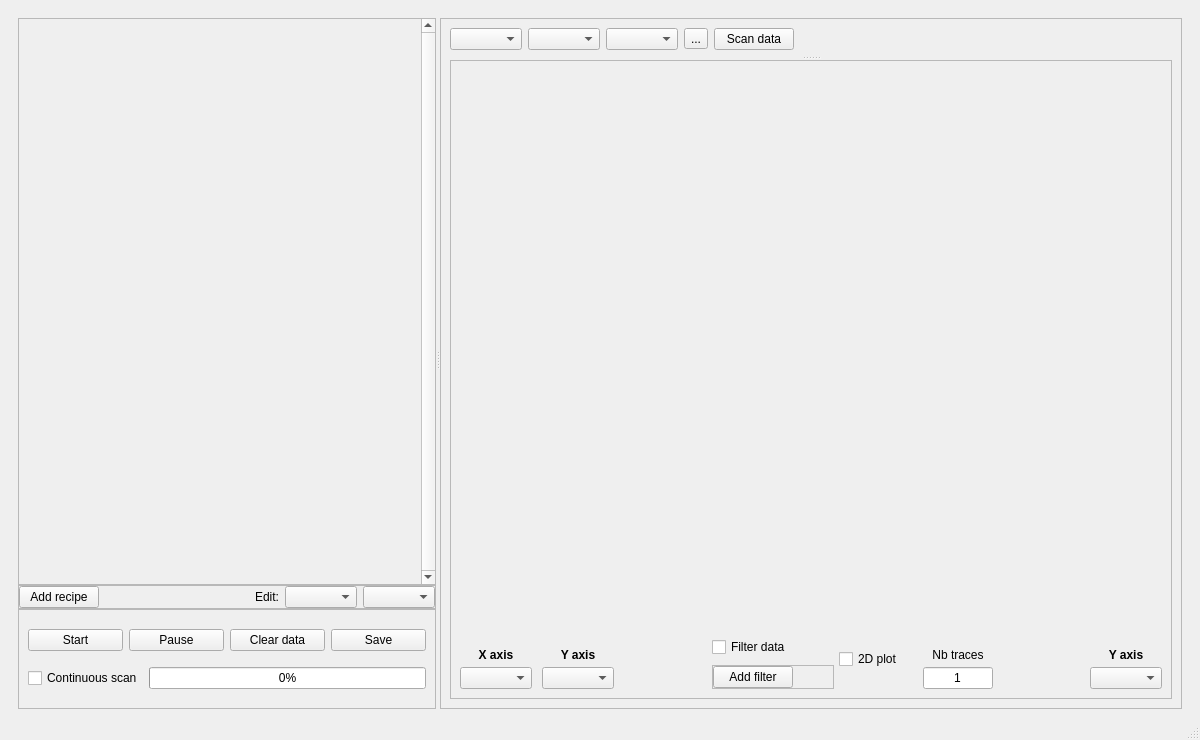
This is autolab/core/gui/scanning/interface.ui in autolab-project/autolab as Qt 5 draws it before an edit. The edited form follows.
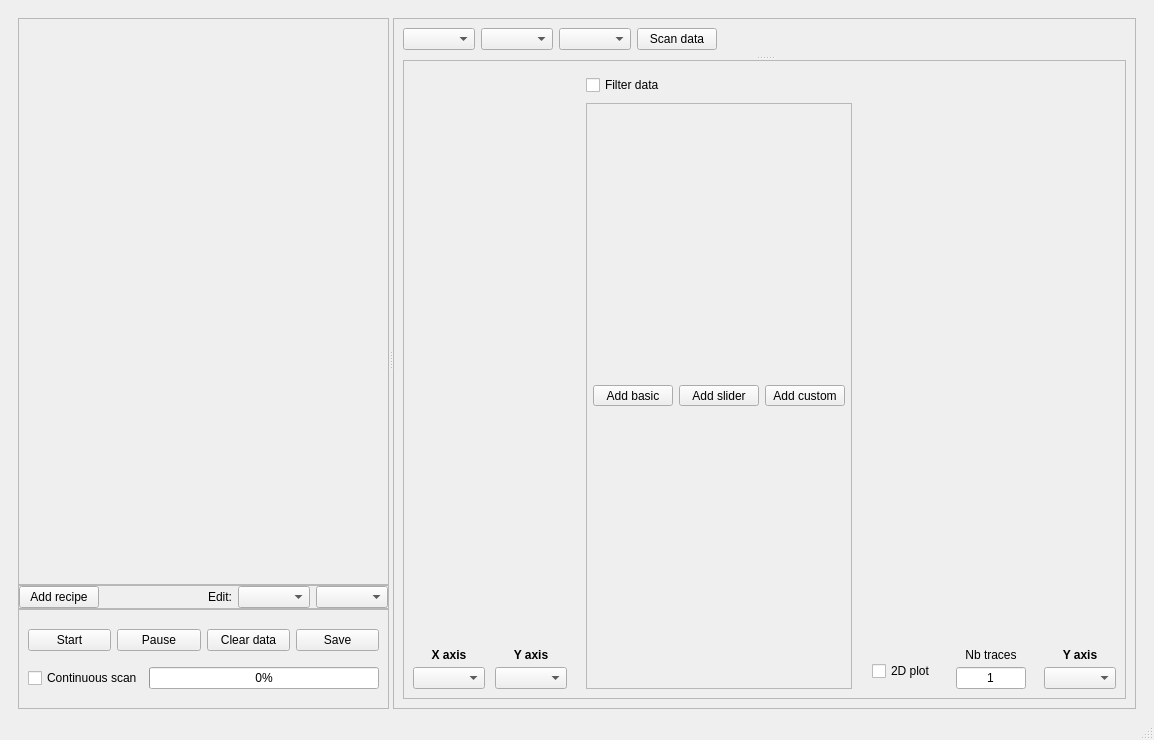
This is the edited form.

Commit message:
Add filter option + can filter arrays
- add different filter options: slider and custom (I know the slider is ugly but functionality before beauty)
- can filter arrays (removed list of combobox to select arrays, use filter instead)

- modify slider so it can be used as a widget
- code cleaning (mostly variables renaming)

```diff
--- a/autolab/core/gui/scanning/interface.ui
+++ b/autolab/core/gui/scanning/interface.ui
@@ -6,7 +6,7 @@
    <rect>
     <x>0</x>
     <y>0</y>
-    <width>1200</width>
+    <width>1154</width>
     <height>740</height>
    </rect>
   </property>
@@ -55,12 +55,6 @@
            </property>
            <item>
             <widget class="QScrollArea" name="scrollArea">
-             <property name="verticalScrollBarPolicy">
-              <enum>Qt::ScrollBarAlwaysOn</enum>
-             </property>
-             <property name="horizontalScrollBarPolicy">
-              <enum>Qt::ScrollBarAlwaysOff</enum>
-             </property>
              <property name="widgetResizable">
               <bool>true</bool>
              </property>
@@ -69,7 +63,7 @@
                <rect>
                 <x>0</x>
                 <y>0</y>
-                <width>380</width>
+                <width>362</width>
                 <height>543</height>
                </rect>
               </property>
@@ -133,7 +127,7 @@
                </property>
                <property name="sizeHint" stdset="0">
                 <size>
-                 <width>40</width>
+                 <width>0</width>
                  <height>20</height>
                 </size>
                </property>
@@ -326,13 +320,6 @@
                 </property>
                </widget>
               </item>
-              <item>
-               <widget class="QToolButton" name="toolButton">
-                <property name="text">
-                 <string>...</string>
-                </property>
-               </widget>
-              </item>
               <item>
                <widget class="QPushButton" name="displayScanData_pushButton">
                 <property name="toolTip">
@@ -350,7 +337,7 @@
                 </property>
                 <property name="sizeHint" stdset="0">
                  <size>
-                  <width>40</width>
+                  <width>0</width>
                   <height>20</height>
                  </size>
                 </property>
@@ -377,19 +364,6 @@
                 <enum>QFrame::StyledPanel</enum>
                </property>
                <layout class="QVBoxLayout" name="verticalLayout_9">
-                <item>
-                 <spacer name="verticalSpacer_5">
-                  <property name="orientation">
-                   <enum>Qt::Vertical</enum>
-                  </property>
-                  <property name="sizeHint" stdset="0">
-                   <size>
-                    <width>20</width>
-                    <height>40</height>
-                   </size>
-                  </property>
-                 </spacer>
-                </item>
                 <item>
                  <layout class="QHBoxLayout" name="horizontalLayout_6">
                   <property name="spacing">
@@ -484,7 +458,7 @@
                     </property>
                     <property name="sizeHint" stdset="0">
                      <size>
-                      <width>40</width>
+                      <width>0</width>
                       <height>20</height>
                      </size>
                     </property>
@@ -508,6 +482,19 @@
                   </item>
                   <item>
                    <layout class="QVBoxLayout" name="verticalLayoutFilter">
+                    <item>
+                     <spacer name="verticalSpacer_3">
+                      <property name="orientation">
+                       <enum>Qt::Vertical</enum>
+                      </property>
+                      <property name="sizeHint" stdset="0">
+                       <size>
+                        <width>20</width>
+                        <height>5</height>
+                       </size>
+                      </property>
+                     </spacer>
+                    </item>
                     <item>
                      <widget class="QCheckBox" name="checkBoxFilter">
                       <property name="text">
@@ -532,35 +519,115 @@
                      </spacer>
                     </item>
                     <item>
-                     <widget class="QFrame" name="frameFilter">
+                     <widget class="QScrollArea" name="scrollArea_filter">
+                      <property name="sizePolicy">
+                       <sizepolicy hsizetype="Expanding" vsizetype="Expanding">
+                        <horstretch>2</horstretch>
+                        <verstretch>2</verstretch>
+                       </sizepolicy>
+                      </property>
+                      <property name="frameShape">
+                       <enum>QFrame::StyledPanel</enum>
+                      </property>
+                      <property name="widgetResizable">
+                       <bool>true</bool>
+                      </property>
+                      <widget class="QWidget" name="scrollAreaWidgetContents_2">
+                       <layout class="QVBoxLayout" name="verticalLayout_14">
+                        <property name="leftMargin">
+                         <number>0</number>
+                        </property>
+                        <property name="topMargin">
+                         <number>0</number>
+                        </property>
+                        <property name="rightMargin">
+                         <number>0</number>
+                        </property>
+                        <property name="bottomMargin">
+                         <number>0</number>
+                        </property>
+                        <item>
+                         <layout class="QVBoxLayout" name="verticalLayout_12">
+                          <item>
+                           <widget class="QFrame" name="frame_5">
                       <property name="toolTip">
                        <string extracomment="Filter displayed data"/>
                       </property>
                       <property name="frameShape">
-                       <enum>QFrame::StyledPanel</enum>
+                             <enum>QFrame::NoFrame</enum>
                       </property>
                       <property name="frameShadow">
-                       <enum>QFrame::Sunken</enum>
+                             <enum>QFrame::Plain</enum>
                       </property>
                       <layout class="QVBoxLayout" name="layoutFilter">
                        <property name="leftMargin">
-                        <number>0</number>
+                              <number>6</number>
                        </property>
                        <property name="topMargin">
-                        <number>0</number>
+                              <number>6</number>
                        </property>
                        <property name="rightMargin">
-                        <number>0</number>
+                              <number>6</number>
                        </property>
                        <property name="bottomMargin">
-                        <number>0</number>
+                              <number>6</number>
                        </property>
                        <item>
                         <layout class="QHBoxLayout" name="horizontalLayout">
                          <item>
                           <widget class="QPushButton" name="addFilterPushButton">
+                                 <property name="minimumSize">
+                                  <size>
+                                   <width>0</width>
+                                   <height>21</height>
+                                  </size>
+                                 </property>
+                                 <property name="maximumSize">
+                                  <size>
+                                   <width>100</width>
+                                   <height>21</height>
+                                  </size>
+                                 </property>
                            <property name="text">
-                            <string>Add filter</string>
+                                  <string>Add basic</string>
+                                 </property>
+                                </widget>
+                               </item>
+                               <item>
+                                <widget class="QPushButton" name="addSliderFilterPushButton">
+                                 <property name="minimumSize">
+                                  <size>
+                                   <width>0</width>
+                                   <height>21</height>
+                                  </size>
+                                 </property>
+                                 <property name="maximumSize">
+                                  <size>
+                                   <width>100</width>
+                                   <height>21</height>
+                                  </size>
+                                 </property>
+                                 <property name="text">
+                                  <string>Add slider</string>
+                                 </property>
+                                </widget>
+                               </item>
+                               <item>
+                                <widget class="QPushButton" name="addCustomFilterPushButton">
+                                 <property name="minimumSize">
+                                  <size>
+                                   <width>0</width>
+                                   <height>21</height>
+                                  </size>
+                                 </property>
+                                 <property name="maximumSize">
+                                  <size>
+                                   <width>100</width>
+                                   <height>21</height>
+                                  </size>
+                                 </property>
+                                 <property name="text">
+                                  <string>Add custom</string>
                            </property>
                           </widget>
                          </item>
@@ -571,7 +638,7 @@
                            </property>
                            <property name="sizeHint" stdset="0">
                             <size>
-                             <width>40</width>
+                                   <width>0</width>
                              <height>20</height>
                             </size>
                            </property>
@@ -580,6 +647,12 @@
                         </layout>
                        </item>
                       </layout>
+                           </widget>
+                          </item>
+                         </layout>
+                        </item>
+                       </layout>
+                      </widget>
                      </widget>
                     </item>
                    </layout>
@@ -600,8 +673,37 @@
                     </property>
                    </spacer>
                   </item>
+                  <item>
+                   <spacer name="horizontalSpacer_11">
+                    <property name="orientation">
+                     <enum>Qt::Horizontal</enum>
+                    </property>
+                    <property name="sizeType">
+                     <enum>QSizePolicy::Maximum</enum>
+                    </property>
+                    <property name="sizeHint" stdset="0">
+                     <size>
+                      <width>15</width>
+                      <height>20</height>
+                     </size>
+                    </property>
+                   </spacer>
+                  </item>
                   <item>
                    <layout class="QVBoxLayout" name="verticalLayout_8">
+                    <item>
+                     <spacer name="verticalSpacer">
+                      <property name="orientation">
+                       <enum>Qt::Vertical</enum>
+                      </property>
+                      <property name="sizeHint" stdset="0">
+                       <size>
+                        <width>20</width>
+                        <height>0</height>
+                       </size>
+                      </property>
+                     </spacer>
+                    </item>
                     <item>
                      <widget class="QCheckBox" name="variable_x2_checkBox">
                       <property name="toolTip">
@@ -714,7 +816,7 @@
                     </property>
                     <property name="sizeHint" stdset="0">
                      <size>
-                      <width>40</width>
+                      <width>0</width>
                       <height>20</height>
                      </size>
                     </property>
```
Left out of the diff: 4 changed lines with no effect on the pictures. Lines whose indentation alone changed are shown as unchanged. The commit also changes 8 other files.
